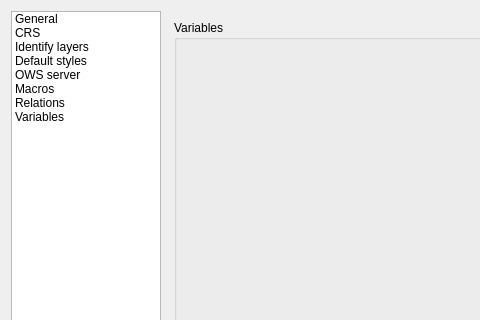
This is src/ui/qgsprojectpropertiesbase.ui in qgis/QGIS as Qt 5 draws it before an edit; both pictures show x 0 to 480 and y 0 to 320 of the 857 by 830 pixel window. The edited form follows.
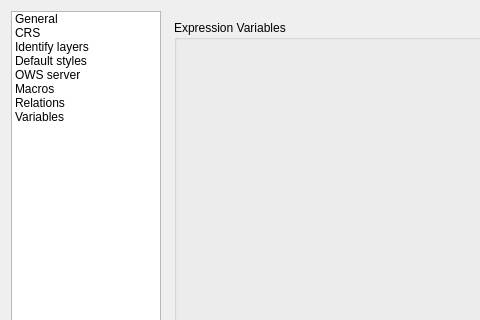
This is the edited form. Icons and pictures are not drawn. Custom widgets are drawn as their Qt base class.

Commit message: Followup bb25d96, also change wording in project properties

What changed in the file:
```diff
--- a/src/ui/qgsprojectpropertiesbase.ui
+++ b/src/ui/qgsprojectpropertiesbase.ui
@@ -2233,7 +2233,7 @@
            <item>
             <widget class="QGroupBox" name="groupBox_4">
              <property name="title">
-              <string>Variables</string>
+              <string>Expression Variables</string>
              </property>
              <layout class="QHBoxLayout" name="horizontalLayout_7">
               <item>
```
Left out of the diff: 2 changed lines with no effect on the pictures.
